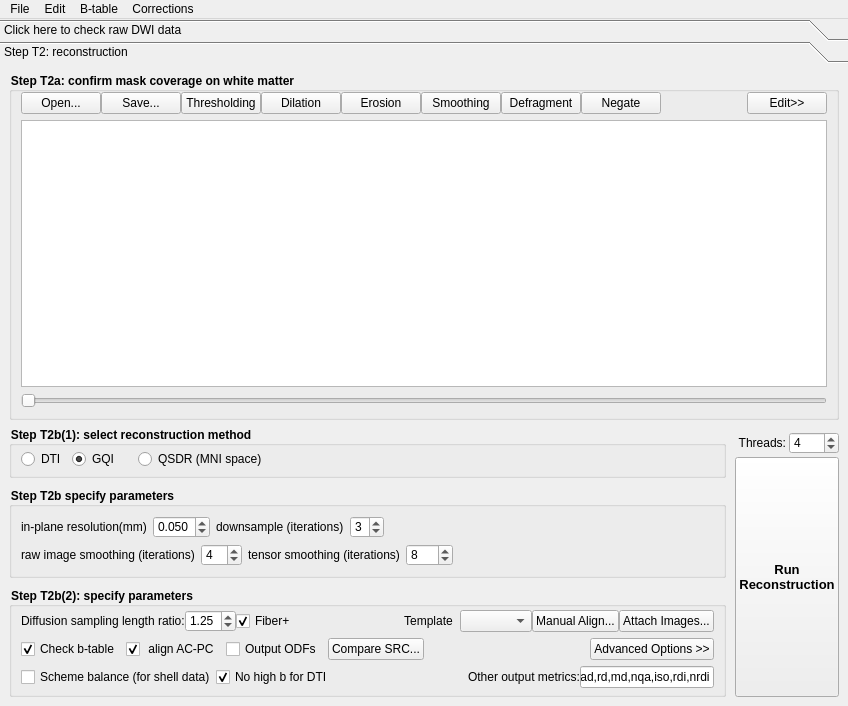
Before: the Qt Designer form reconstruction/reconstruction_window.ui in frankyeh/DSI-Studio, drawn with Qt 5.
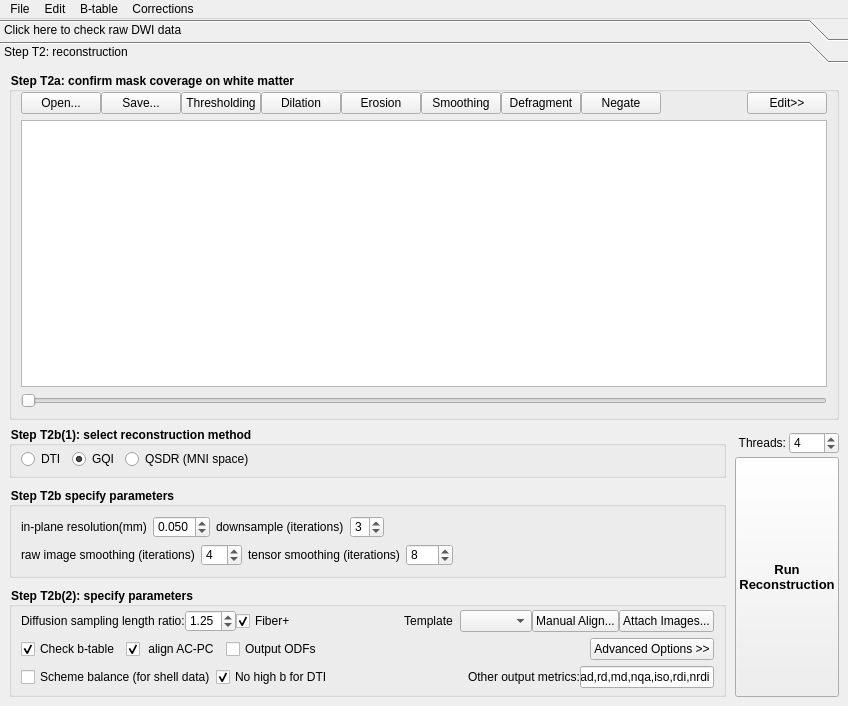
After: the same form once the commit is applied. Icons and pictures are not drawn.

Commit message: [rec] remove src compare code

Patch:
```diff
--- a/reconstruction/reconstruction_window.ui
+++ b/reconstruction/reconstruction_window.ui
@@ -603,13 +603,6 @@
                    </property>
                   </widget>
                  </item>
-                 <item>
-                  <widget class="QLabel" name="ddi_file">
-                   <property name="text">
-                    <string/>
-                   </property>
-                  </widget>
-                 </item>
                  <item>
                   <widget class="QRadioButton" name="QSDR">
                    <property name="enabled">
@@ -970,16 +963,6 @@
                    </property>
                   </widget>
                  </item>
-                 <item>
-                  <widget class="QPushButton" name="open_ddi_study_src">
-                   <property name="statusTip">
-                    <string>Compare longitudinal scans for differential tractography</string>
-                   </property>
-                   <property name="text">
-                    <string>Compare SRC...</string>
-                   </property>
-                  </widget>
-                 </item>
                  <item>
                   <spacer name="horizontalSpacer_6">
                    <property name="orientation">
```
The commit also changes 9 other files.
